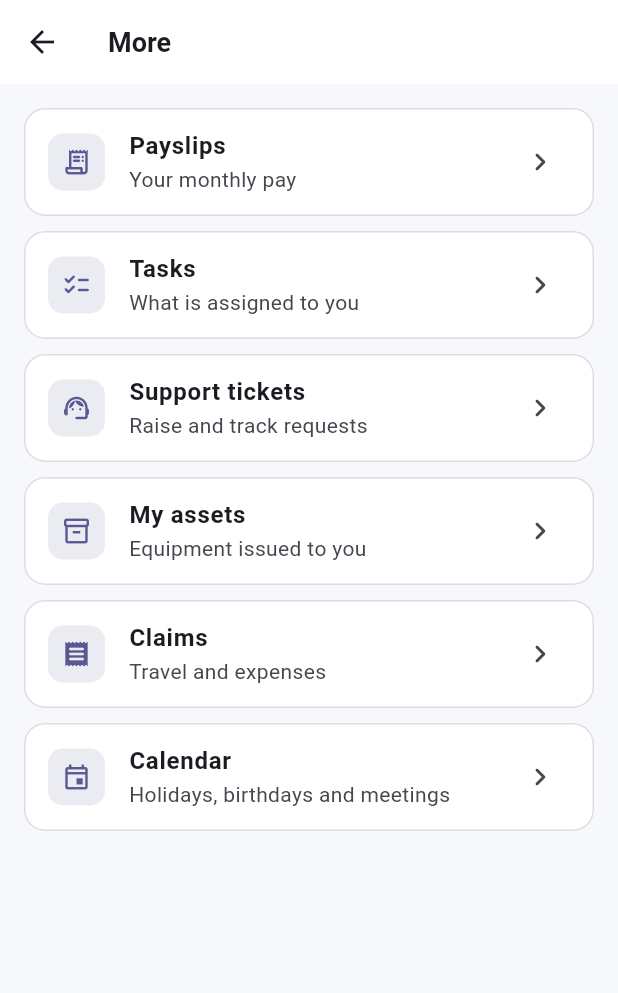
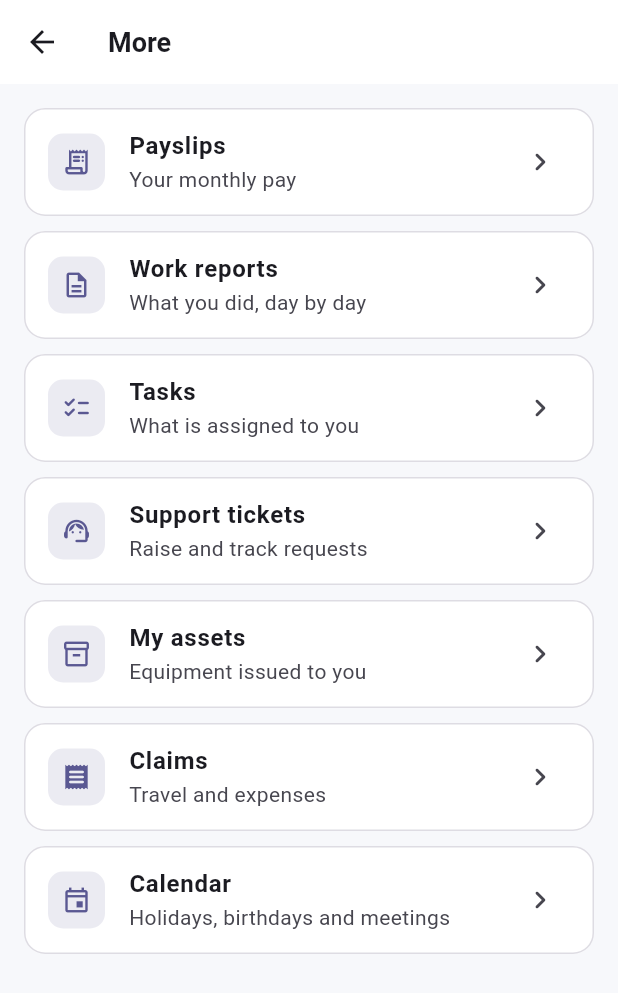
Before and after one commit to Sbt23s/My-EMP-Portal, a Flutter app: the MoreScreen screen opened directly, on a phone screen of 412 x 824 dp. Shown: the top 993 px of the screen. Run offline on Flutter 3.47's test engine with Material 3 defaults, Android fonts, the phone set to English and light mode, and no system bars; drawn by our look-alikes of flutter_animate; our stand-ins replace dio, flutter_riverpod, flutter_secure_storage, shimmer; accounts and stored records are empty.

Commit message:
auto: sync 2026-08-14 18:21:13

```diff
--- a/flutter_app/lib/features/more/more_screen.dart
+++ b/flutter_app/lib/features/more/more_screen.dart
@@ -12,6 +12,7 @@ import '../approvals/approvals_screen.dart';
 import 'calendar_screen.dart';
 import 'raise_ticket_sheet.dart';
 import 'submit_claim_sheet.dart';
+import 'work_reports_screen.dart';
 
 final payslipsProvider = FutureProvider.autoDispose<List<Payslip>>(
   (ref) => ref.watch(workRepositoryProvider).myPayslips(),
@@ -64,6 +65,13 @@ class MoreScreen extends ConsumerWidget {
           title: 'Payslips',
           subtitle: 'Your monthly pay',
           onTap: () => _open(context, const PayslipsScreen()),
+        ),
+      if (modules.has('REPORTS'))
+        _Entry(
+          icon: Icons.description_outlined,
+          title: 'Work reports',
+          subtitle: 'What you did, day by day',
+          onTap: () => _open(context, const WorkReportsScreen()),
         ),
       if (modules.has('TASKS'))
         _Entry(
```
